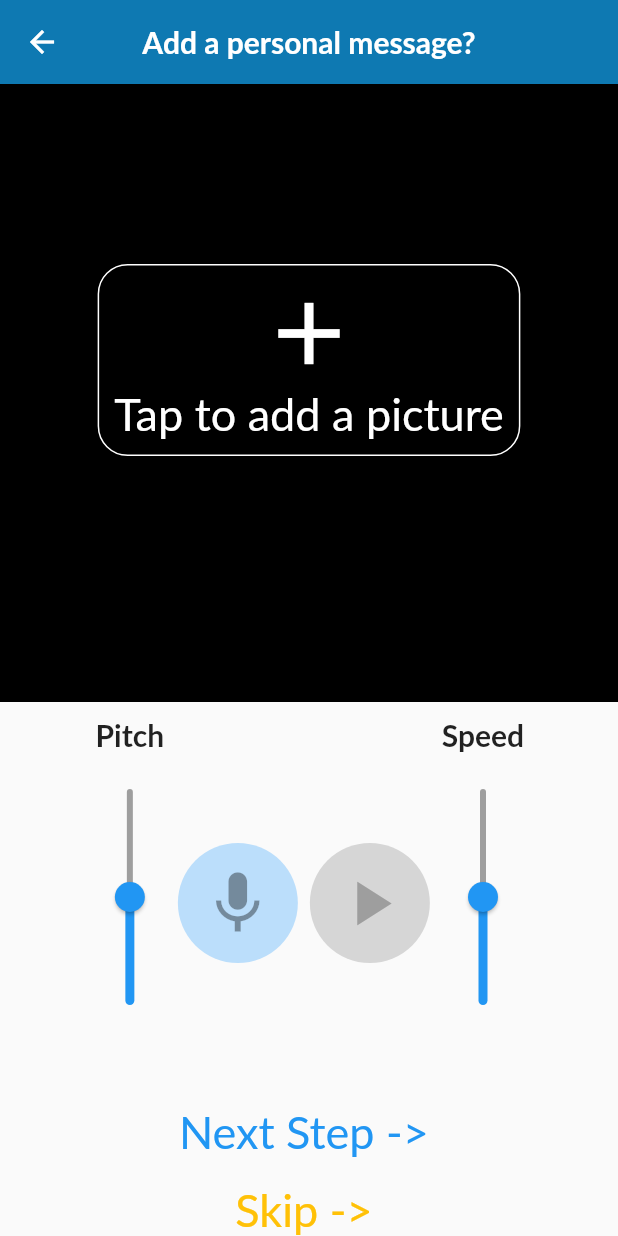
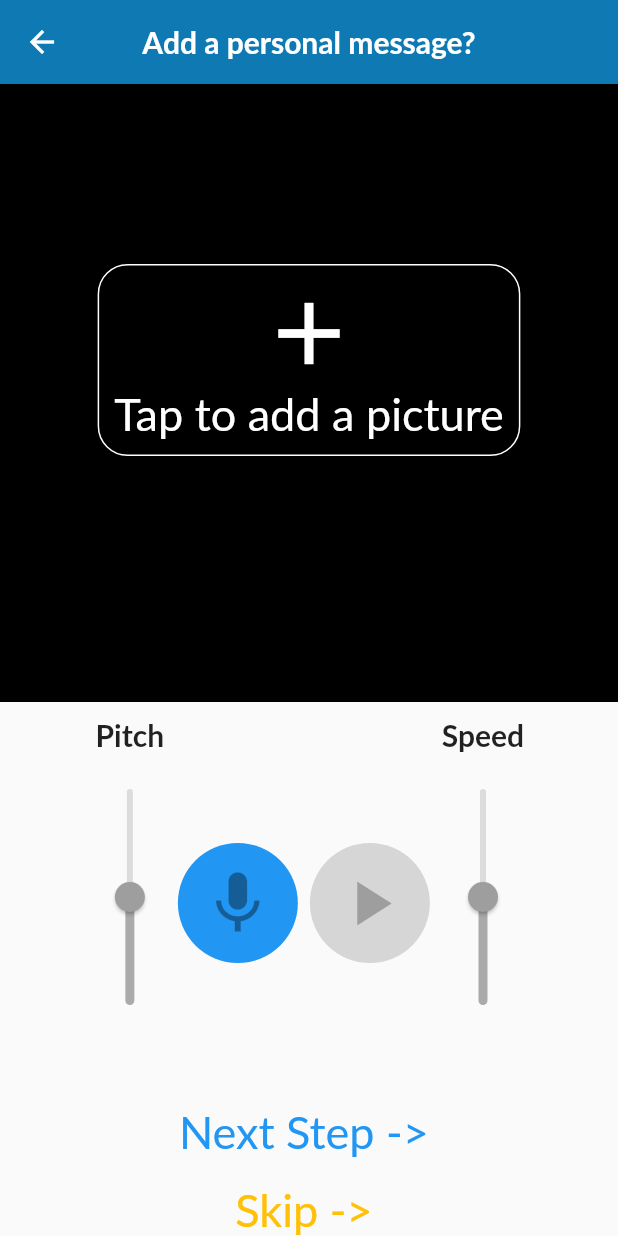
Before and after one commit to turboblasterunlimited/sound_barker, a Flutter app: the CardCreatorScreen screen opened directly with empty values, on a phone screen of 412 x 824 dp. Run offline on Flutter 3.47's test engine with Material 2 defaults, Android fonts, the phone set to English and light mode, and no system bars; our stand-ins replace audioplayers, camera, cookie_jar, csv, dio, dio_cookie_manager and 6 more; missing offline and left inert: flutter_auth_buttons, flutter_ffmpeg, flutter_sound_lite, gcloud, openid_client; accounts and stored records are empty; network calls fail; Roboto replaces fonts that are missing (Lato); project files that could hold a hidden picture were left out.

Commit message:
record button color

```diff
--- a/lib/widgets/message_creator.dart
+++ b/lib/widgets/message_creator.dart
@@ -212,7 +212,7 @@ class MessageCreatorState extends State<MessageCreator> {
                   max: 200,
                   activeColor: Colors.blue,
                   inactiveColor: Colors.grey,
-                  onChanged: _isProcessingAudio
+                  onChanged: _isProcessingAudio || !_messageExists
                       ? null
                       : (value) {
                           setState(() {
@@ -240,8 +240,9 @@ class MessageCreatorState extends State<MessageCreator> {
                       height: 80,
                       width: 80,
                       decoration: ShapeDecoration(
-                        color:
-                            _isRecording ? Colors.redAccent : Colors.blue[100],
+                        color: _isRecording
+                            ? Colors.redAccent
+                            : _messageExists ? Colors.blue[100] : Colors.blue,
                         shape: CircleBorder(),
                       ),
                       child: IconButton(
@@ -260,7 +261,9 @@ class MessageCreatorState extends State<MessageCreator> {
                       height: 80,
                       width: 80,
                       decoration: ShapeDecoration(
-                        color: (_isRecording || !_messageExists || _isProcessingAudio)
+                        color: (_isRecording ||
+                                !_messageExists ||
+                                _isProcessingAudio)
                             ? Colors.grey[350]
                             : Colors.blue,
                         shape: CircleBorder(),
@@ -324,7 +327,7 @@ class MessageCreatorState extends State<MessageCreator> {
                   max: 200,
                   activeColor: Colors.blue,
                   inactiveColor: Colors.grey,
-                  onChanged: _isProcessingAudio
+                  onChanged: _isProcessingAudio || !_messageExists
                       ? null
                       : (value) async {
                           setState(() {
```
